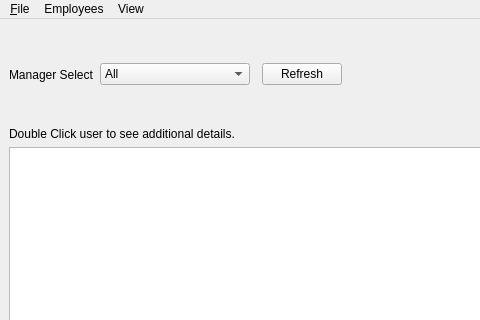
This is Ui_Files/manager_main.ui in jakesb27/Manager_KPI_Tracker as Qt 5 draws it before an edit; both pictures show x 0 to 480 and y 0 to 320 of the 788 by 423 pixel window. The edited form follows.
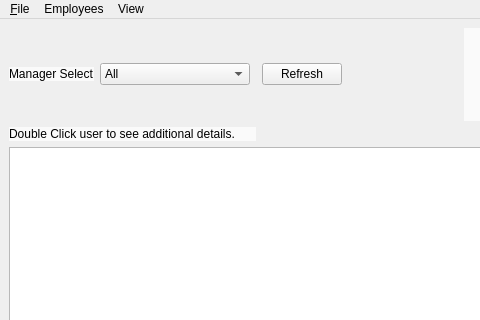
This is the edited form. Icons and pictures are not drawn.

```diff
--- a/Ui_Files/manager_main.ui
+++ b/Ui_Files/manager_main.ui
@@ -41,6 +41,9 @@
     </item>
     <item row="3" column="0" colspan="3">
      <widget class="QLabel" name="label_3">
+      <property name="styleSheet">
+       <string notr="true">background-color: qlineargradient(spread:pad, x1:0.557, y1:0, x2:0.511, y2:1, stop:0.528409 rgba(255, 255, 255, 174));</string>
+      </property>
       <property name="text">
        <string>Double Click user to see additional details.</string>
       </property>
@@ -68,7 +71,8 @@
        </size>
       </property>
       <property name="styleSheet">
-       <string notr="true">image: url(:/logos/Images/Meduit Email.png);</string>
+       <string notr="true">image: url(:/logos/Images/Meduit Email.png);
+background-color: qlineargradient(spread:pad, x1:0.557, y1:0, x2:0.511, y2:1, stop:0.528409 rgba(255, 255, 255, 174));</string>
       </property>
       <property name="text">
        <string/>
@@ -77,6 +81,15 @@
     </item>
     <item row="2" column="0">
      <widget class="QLabel" name="label">
+      <property name="sizePolicy">
+       <sizepolicy hsizetype="Preferred" vsizetype="Maximum">
+        <horstretch>0</horstretch>
+        <verstretch>0</verstretch>
+       </sizepolicy>
+      </property>
+      <property name="styleSheet">
+       <string notr="true">background-color: qlineargradient(spread:pad, x1:0.557, y1:0, x2:0.511, y2:1, stop:0.528409 rgba(255, 255, 255, 174));</string>
+      </property>
       <property name="text">
        <string>Manager Select</string>
       </property>
```
